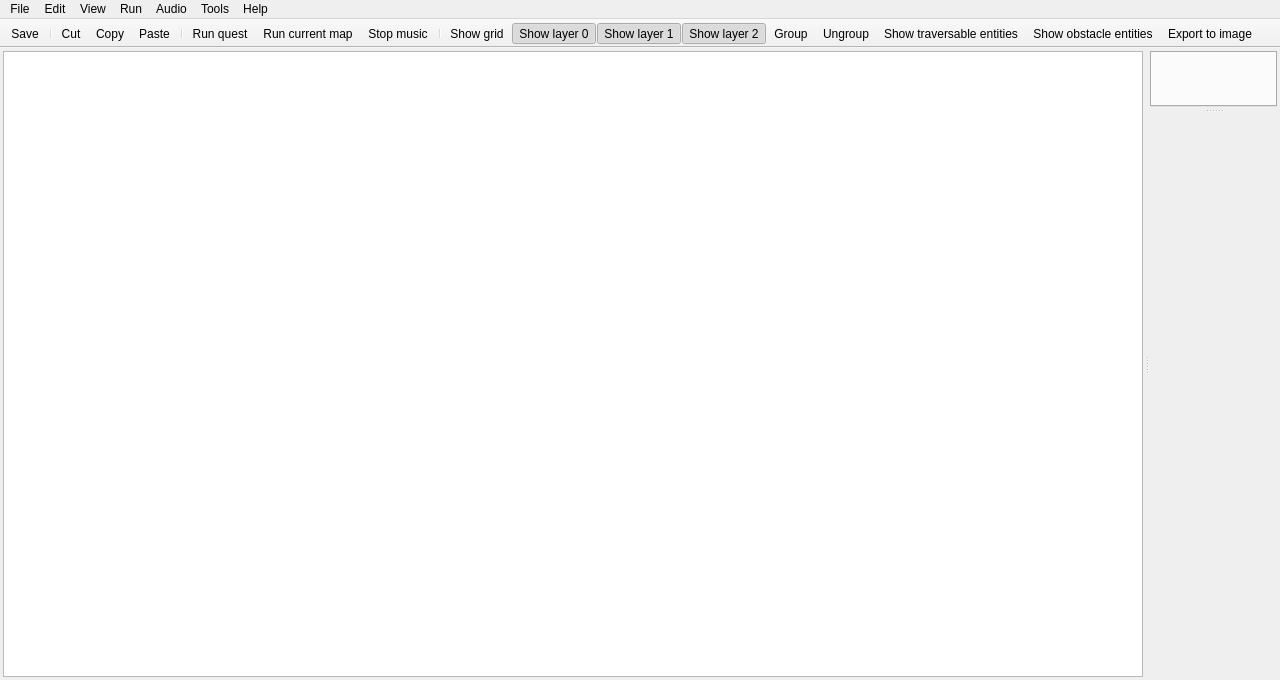
Kangie/solarus, file src/widgets/main_window.ui: the form before one commit.
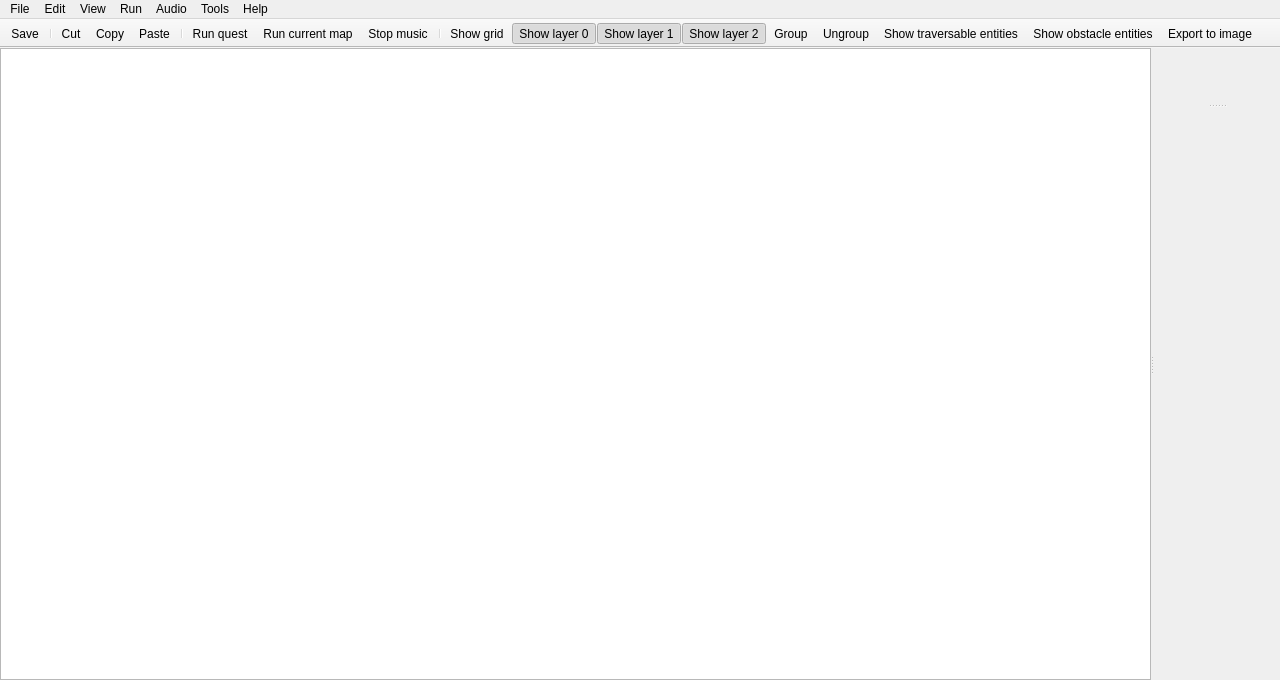
The form after the commit. Icons and pictures are not drawn. Custom widgets are drawn as their Qt base class.

The edit to the form file:
```diff
--- a/src/widgets/main_window.ui
+++ b/src/widgets/main_window.ui
@@ -19,27 +19,39 @@
   <property name="windowTitle">
    <string>Solarus Quest Editor</string>
   </property>
+  <property name="documentMode">
+   <bool>true</bool>
+  </property>
+  <property name="dockNestingEnabled">
+   <bool>false</bool>
+  </property>
   <widget class="QWidget" name="central_widget">
    <layout class="QVBoxLayout" name="verticalLayout">
     <property name="leftMargin">
-     <number>3</number>
+     <number>0</number>
     </property>
     <property name="topMargin">
-     <number>3</number>
+     <number>0</number>
     </property>
     <property name="rightMargin">
-     <number>3</number>
+     <number>0</number>
     </property>
     <property name="bottomMargin">
-     <number>3</number>
+     <number>0</number>
     </property>
     <item>
      <widget class="QSplitter" name="quest_tree_splitter">
+      <property name="lineWidth">
+       <number>0</number>
+      </property>
       <property name="orientation">
        <enum>Qt::Horizontal</enum>
       </property>
       <property name="handleWidth">
-       <number>7</number>
+       <number>2</number>
+      </property>
+      <property name="childrenCollapsible">
+       <bool>false</bool>
       </property>
       <widget class="SolarusEditor::QuestTreeView" name="quest_tree_view">
        <property name="sizePolicy">
@@ -54,9 +66,16 @@
         <enum>Qt::Vertical</enum>
        </property>
        <property name="handleWidth">
-        <number>7</number>
+        <number>2</number>
        </property>
-       <widget class="SolarusEditor::EditorTabs" name="tab_widget"/>
+       <property name="childrenCollapsible">
+        <bool>false</bool>
+       </property>
+       <widget class="SolarusEditor::EditorTabs" name="tab_widget">
+        <property name="documentMode">
+         <bool>true</bool>
+        </property>
+       </widget>
        <widget class="SolarusEditor::Console" name="console_widget" native="true"/>
       </widget>
      </widget>
@@ -558,17 +577,17 @@
  </widget>
  <layoutdefault spacing="6" margin="11"/>
  <customwidgets>
+  <customwidget>
+   <class>SolarusEditor::QuestTreeView</class>
+   <extends>QTreeView</extends>
+   <header>widgets/quest_tree_view.h</header>
+  </customwidget>
   <customwidget>
    <class>SolarusEditor::Console</class>
    <extends>QWidget</extends>
    <header>widgets/console.h</header>
    <container>1</container>
   </customwidget>
-  <customwidget>
-   <class>SolarusEditor::QuestTreeView</class>
-   <extends>QTreeView</extends>
-   <header>widgets/quest_tree_view.h</header>
-  </customwidget>
   <customwidget>
    <class>SolarusEditor::EditorTabs</class>
    <extends>QTabWidget</extends>
```
Left out of the diff: 89 changed lines with no effect on the pictures.
